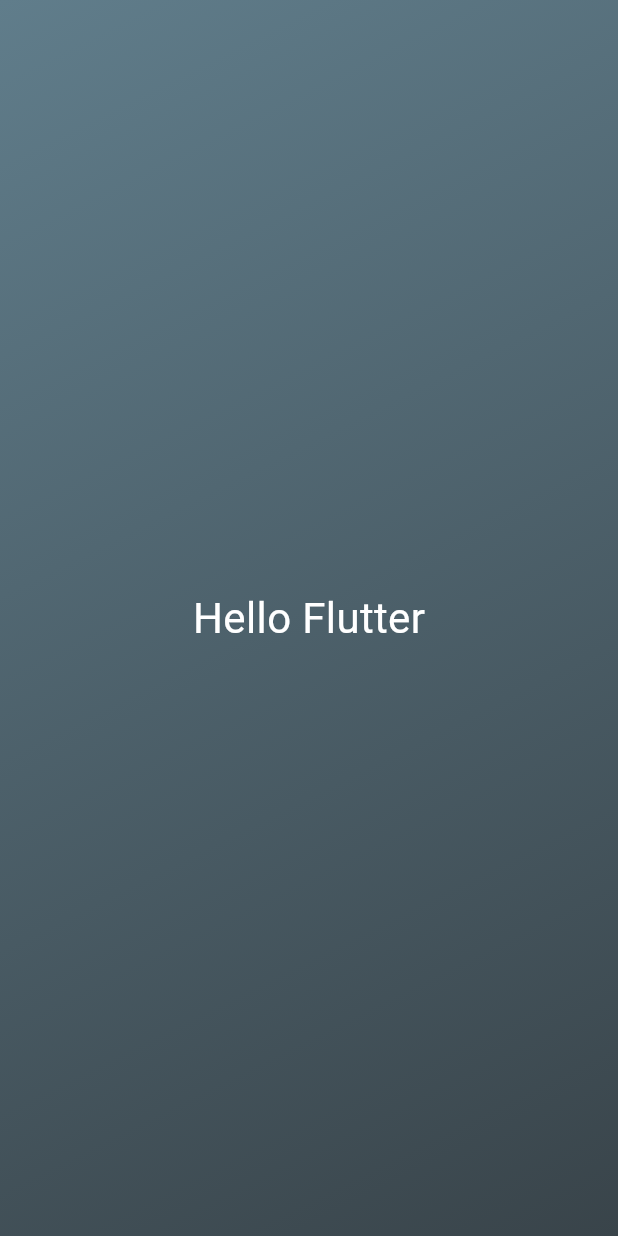
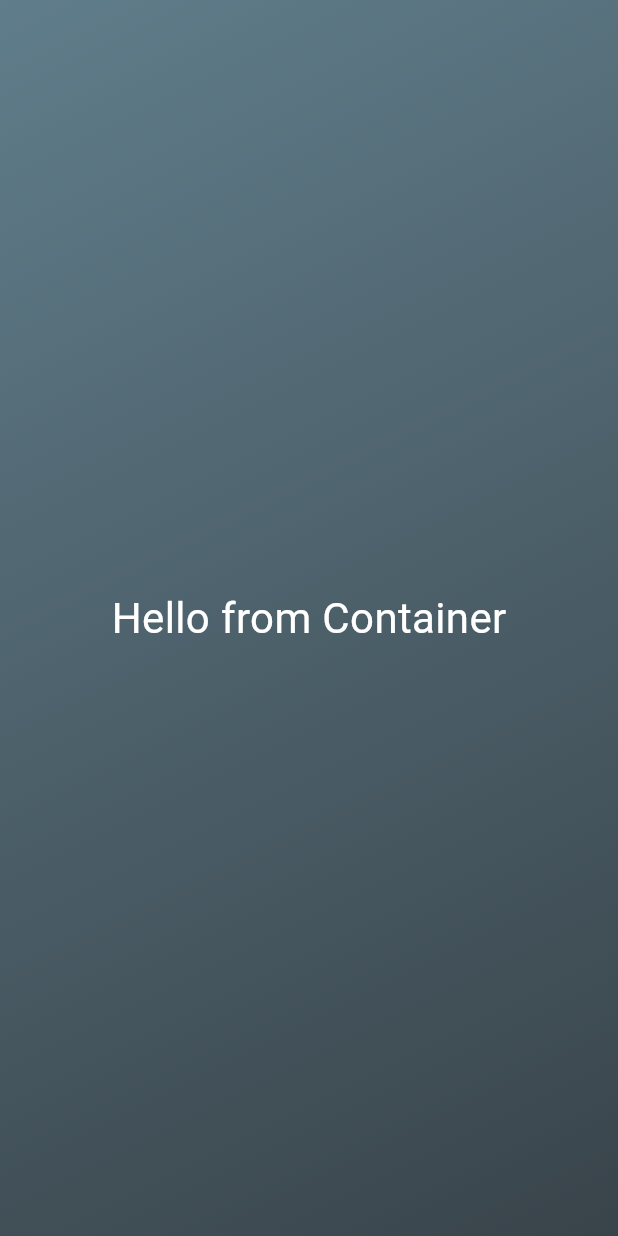
Before and after one commit to brunonasc01/flutter_dice_app, a Flutter app: the screen it shows after launch, on a phone screen of 412 x 824 dp. Run offline on Flutter 3.47's test engine with Material 3 defaults, Android fonts, the phone set to English and light mode, and no system bars.

Commit message:
pass values over classes

```diff
--- a/lib/gradient_container.dart
+++ b/lib/gradient_container.dart
@@ -1,21 +1,24 @@
 import 'package:flutter/material.dart';
+import 'package:flutter_dice_app/styled_text.dart';
+
+Alignment startAlignment = Alignment.topLeft;
+Alignment endAlignment = Alignment.bottomRight;
 
 class GradientContainer extends StatelessWidget {
+  const GradientContainer({key}) : super(key: key);
+
   @override
   Widget build(context) {
     return Container(
-      decoration: const BoxDecoration(
+      decoration: BoxDecoration(
         gradient: LinearGradient(
-          colors: [Colors.blueGrey, Color.fromARGB(255, 57, 68, 74)],
-          begin: Alignment.topLeft,
-          end: Alignment.bottomRight,
+          colors: const [Colors.blueGrey, Color.fromARGB(255, 57, 68, 74)],
+          begin: startAlignment,
+          end: endAlignment,
         ),
       ),
       child: const Center(
-        child: Text(
-          'Hello Flutter',
-          style: TextStyle(fontSize: 28, color: Colors.white),
-        ),
+        child: StyledText(text: 'Hello from Container'),
       ),
     );
   }
--- a/lib/main.dart
+++ b/lib/main.dart
@@ -3,7 +3,7 @@
 
 void main() {
   runApp(
-    MaterialApp(
+    const MaterialApp(
       home: Scaffold(body: GradientContainer()),
     ),
   );
--- /dev/null
+++ b/lib/styled_text.dart
@@ -0,0 +1,15 @@
+import 'package:flutter/material.dart';
+
+class StyledText extends StatelessWidget {
+  final String text;
+
+  const StyledText({super.key, required this.text});
+
+  @override
+  Widget build(BuildContext context) {
+    return Text(
+      text,
+      style: const TextStyle(fontSize: 28, color: Colors.white),
+    );
+  }
+}
```
